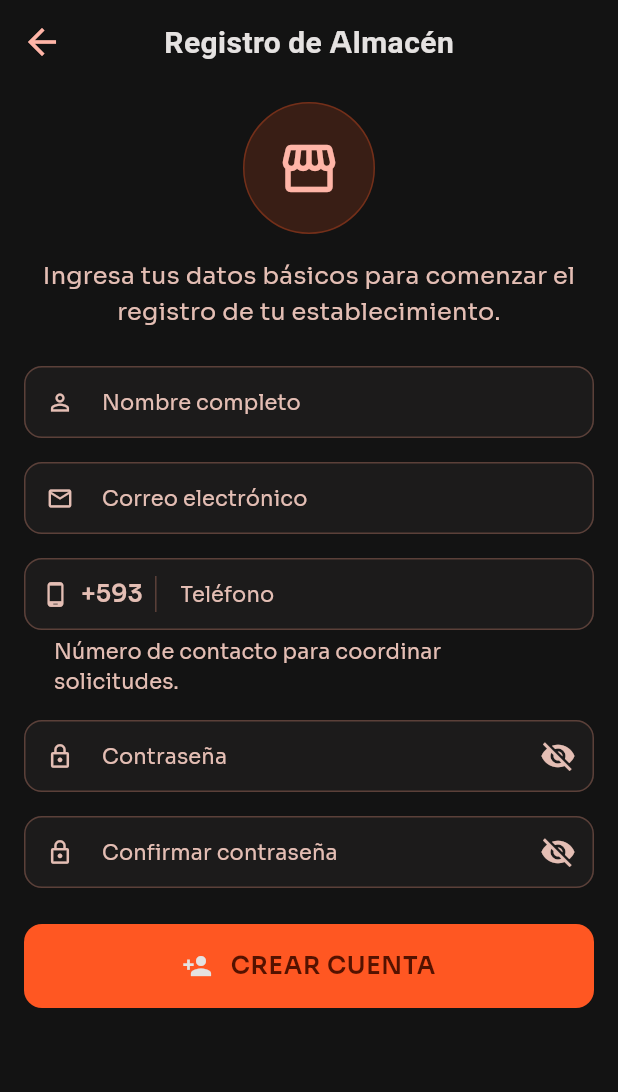
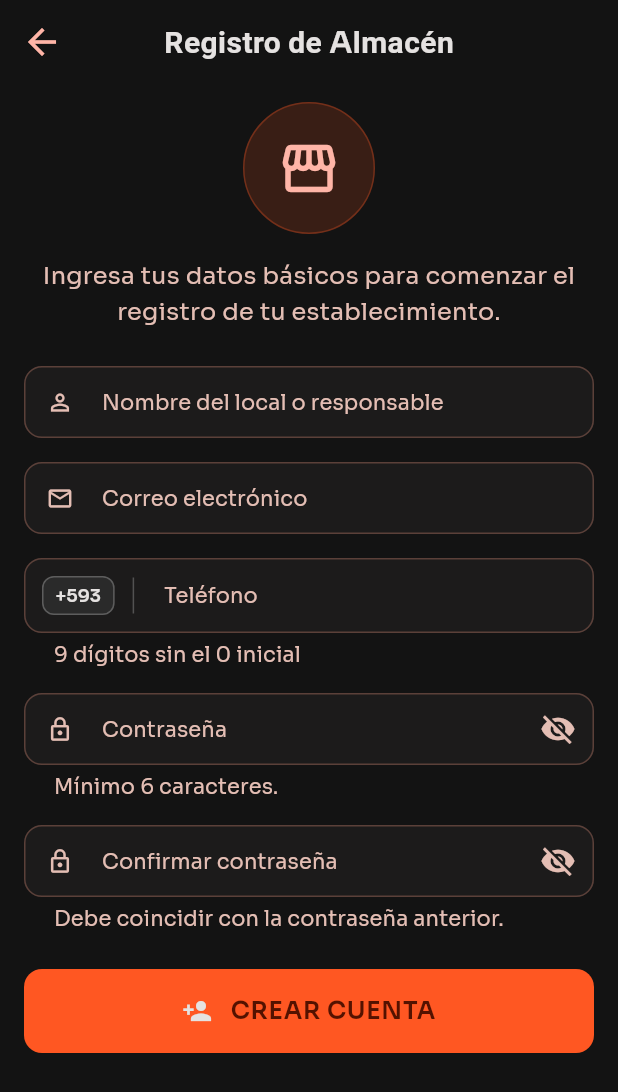
Before and after one commit to chribece/RepuestosYa, a Flutter app: the RegisterAlmacenPage screen opened by its route, on a phone screen of 412 x 824 dp. Shown: the top 1092 px of the screen. Run offline on Flutter 3.47's test engine with Material 3 defaults, Android fonts, the phone set to English and light mode, and no system bars; our stand-ins replace awesome_snackbar_content, cached_network_image, connectivity_plus, device_info_plus, drift, drift_flutter and 15 more; accounts and stored records are empty; generated files the repository leaves out were written again; network calls fail.

Commit message:
feat(auth): unificar flujo de Google OAuth y perfil comercial para rol Almacén
- Redirige directamente al rol Almacén desde la selección de Google hacia el formulario de completar perfil, omitiendo la pantalla de teléfono genérica.
- Implementa función RPC transaccional en Supabase para sincronizar perfiles y datos de almacén de forma atómica.
- Actualiza el controlador de backend para procesar teléfono (+593), RUC, representante y ubicación en una sola petición.
- Refina la interfaz y validaciones de UI/UX en pantallas de registro y perfil.

```diff
--- a/lib/pages/register_almacen_page.dart
+++ b/lib/pages/register_almacen_page.dart
@@ -8,6 +8,7 @@ import '../utils/app_logger.dart';
 import '../utils/ecuador_mobile_phone.dart';
 import '../utils/ry_snackbar.dart';
 import '../widgets/ry_button.dart';
+import '../widgets/ecuador_phone_prefix.dart';
 import '../widgets/ry_text_field.dart';
 import '../services/auth_service.dart';
 import '../router/route_names.dart';
@@ -116,7 +117,7 @@ class _RegisterAlmacenPageState extends State<RegisterAlmacenPage> {
             AppSpacing.spacingMd,
             AppSpacing.spacingSm,
             AppSpacing.spacingMd,
-            AppSpacing.spacingLg,
+            AppSpacing.spacingXl,
           ),
           child: Form(
             key: _formKey,
@@ -178,8 +179,8 @@ class _RegisterAlmacenPageState extends State<RegisterAlmacenPage> {
 
   Widget _buildRepresentanteField() {
     return RyTextField(
-      label: 'Nombre completo',
-      hint: 'Ej: Juan Pérez',
+      label: 'Nombre del local o responsable',
+      hint: 'Ej: Repuestos Don Juan',
       controller: _representanteController,
       type: RyTextFieldType.text,
       isDense: true,
@@ -187,7 +188,7 @@ class _RegisterAlmacenPageState extends State<RegisterAlmacenPage> {
       prefixIcon: Icons.person_outline,
       validator: (value) {
         if (value == null || value.trim().isEmpty) {
-          return 'El nombre completo es requerido';
+          return 'Ingresa el nombre del responsable o establecimiento.';
         }
         if (value.trim().length < 3) {
           return 'El nombre debe tener al menos 3 caracteres';
@@ -229,27 +230,12 @@ class _RegisterAlmacenPageState extends State<RegisterAlmacenPage> {
       keyboardType: TextInputType.phone,
       inputFormatters: ecuadorMobilePhoneInputFormatters(),
       isRequired: true,
-      prefixWidget: Row(
-        mainAxisSize: MainAxisSize.min,
-        children: [
-          const Icon(Icons.phone_android, color: AppColors.onSurfaceVariant),
-          const SizedBox(width: AppSpacing.spacingXs),
-          Text(
-            '+593',
-            style: AppTextStyles.textStyleBody.copyWith(
-              color: AppColors.onSurfaceVariant,
-              fontWeight: FontWeight.w600,
-            ),
-          ),
-          const SizedBox(width: AppSpacing.spacingXs),
-          Container(width: 1, height: 24, color: AppColors.outlineVariant),
-        ],
-      ),
-      helperText: 'Número de contacto para coordinar solicitudes.',
+      prefixWidget: const EcuadorPhonePrefix(),
+      helperText: '9 dígitos sin el 0 inicial',
       helperStyle: AppTextStyles.textStyleCaption.copyWith(
         color: AppColors.onSurfaceVariant,
       ),
-      helperMaxLines: 3,
+      helperMaxLines: 1,
       validator: (value) {
         return validarTelefonoMovilEcuador(value);
       },
@@ -265,6 +251,10 @@ class _RegisterAlmacenPageState extends State<RegisterAlmacenPage> {
       isDense: true,
       isRequired: true,
       prefixIcon: Icons.lock_outline,
+      helperText: 'Mínimo 6 caracteres.',
+      helperStyle: AppTextStyles.textStyleCaption.copyWith(
+        color: AppColors.onSurfaceVariant,
+      ),
       validator: (value) {
         if (value == null || value.trim().isEmpty) {
           return 'La contraseña es requerida';
@@ -286,6 +276,10 @@ class _RegisterAlmacenPageState extends State<RegisterAlmacenPage> {
       isDense: true,
       isRequired: true,
       prefixIcon: Icons.lock_outline,
+      helperText: 'Debe coincidir con la contraseña anterior.',
+      helperStyle: AppTextStyles.textStyleCaption.copyWith(
+        color: AppColors.onSurfaceVariant,
+      ),
       validator: (value) {
         if (value == null || value.trim().isEmpty) {
           return 'Por favor confirme su contraseña';
--- /dev/null
+++ b/lib/widgets/ecuador_phone_prefix.dart
@@ -0,0 +1,44 @@
+import 'package:flutter/material.dart';
+
+import '../theme/app_colors.dart';
+import '../theme/app_radius.dart';
+import '../theme/app_spacing.dart';
+import '../theme/app_text_styles.dart';
+
+class EcuadorPhonePrefix extends StatelessWidget {
+  const EcuadorPhonePrefix({super.key});
+
+  @override
+  Widget build(BuildContext context) {
+    return Semantics(
+      label: 'Código telefónico de Ecuador, más 593',
+      child: Row(
+        mainAxisSize: MainAxisSize.min,
+        children: [
+          Container(
+            padding: const EdgeInsets.symmetric(
+              horizontal: AppSpacing.spacingXs,
+              vertical: AppSpacing.spacingXxs,
+            ),
+            decoration: BoxDecoration(
+              color: AppColors.surfaceContainerHigh,
+              borderRadius: BorderRadius.circular(AppRadius.radiusSm),
+              border: Border.all(color: Colors.white24),
+            ),
+            child: Text(
+              '+593',
+              style: AppTextStyles.textStyleSmall.copyWith(
+                color: AppColors.onSurface,
+                letterSpacing: 0,
+                fontWeight: FontWeight.w600,
+              ),
+            ),
+          ),
+          const SizedBox(width: AppSpacing.spacingSm),
+          Container(width: 1, height: 24, color: Colors.white24),
+          const SizedBox(width: AppSpacing.spacingXxs),
+        ],
+      ),
+    );
+  }
+}
--- a/lib/widgets/ry_text_field.dart
+++ b/lib/widgets/ry_text_field.dart
@@ -18,6 +18,7 @@ enum RyTextFieldType {
 
 class RyTextField extends StatefulWidget {
   final String? label;
+  final String? semanticLabel;
   final String? hint;
   final String? initialValue;
   final TextEditingController? controller;
@@ -57,6 +58,7 @@ class RyTextField extends StatefulWidget {
   const RyTextField({
     super.key,
     this.label,
+    this.semanticLabel,
     this.hint,
     this.initialValue,
     this.controller,
@@ -205,7 +207,7 @@ class _RyTextFieldState extends State<RyTextField> {
     // InputDecoration. excludeSemantics evita que el label/helper/error
     // se anuncien dos veces.
     return Semantics(
-      label: widget.label ?? widget.hint,
+      label: widget.semanticLabel ?? widget.label ?? widget.hint,
       hint: widget.errorText ?? widget.helperText,
       textField: true,
       enabled: !widget.isReadOnly,
--- a/pubspec.yaml
+++ b/pubspec.yaml
@@ -104,6 +104,7 @@ flutter:
 
   assets:
     - assets/images/logo-sinfondo.png
+    - assets/images/google_logo.png
 
   # An image asset can refer to one or more resolution-specific "variants", see
   # https://flutter.dev/to/resolution-aware-images
```
Also changed, not shown: lib/pages/complete_profile_page.dart (+106 -32 lines), lib/pages/google_phone_page.dart (+8 -6 lines), lib/pages/login_page.dart (+34 -26 lines), lib/pages/register_cliente_page.dart (+4 -19 lines), lib/pages/role_selection_page.dart (+10 -5 lines), lib/router/app_router.dart (+13 -1 lines), assets/images/google_logo.png (added), 4 other files.
